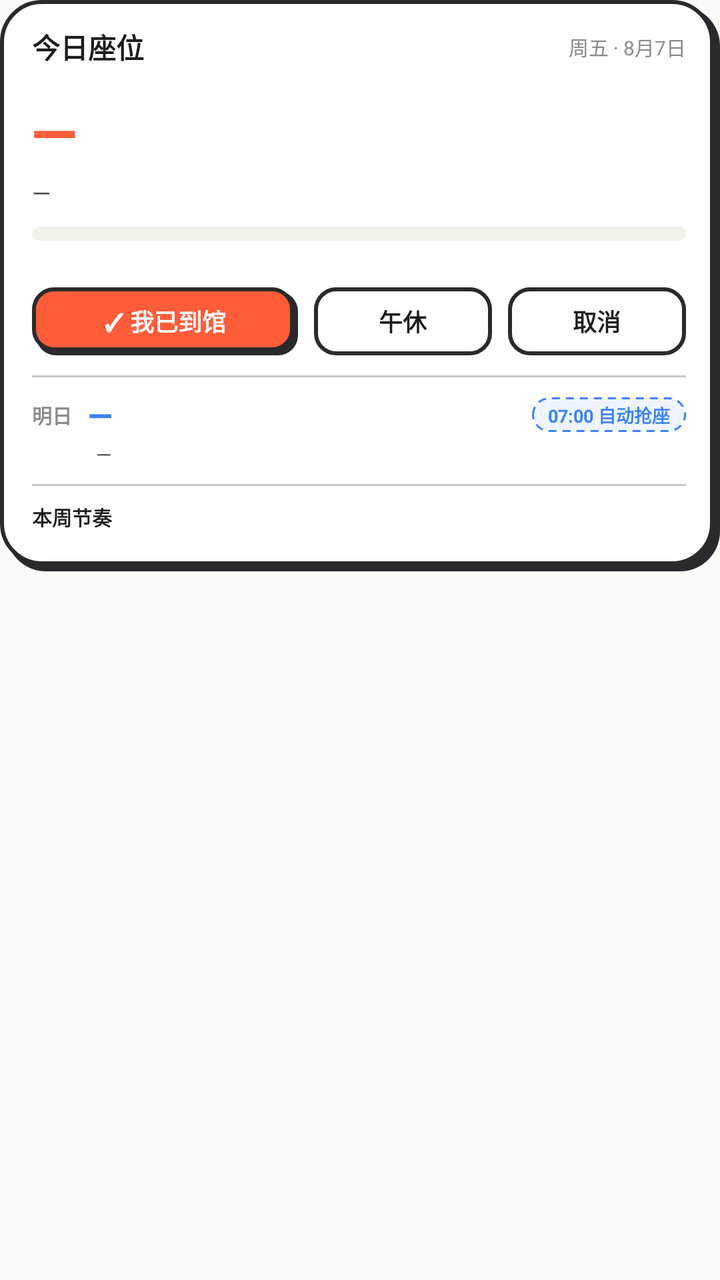
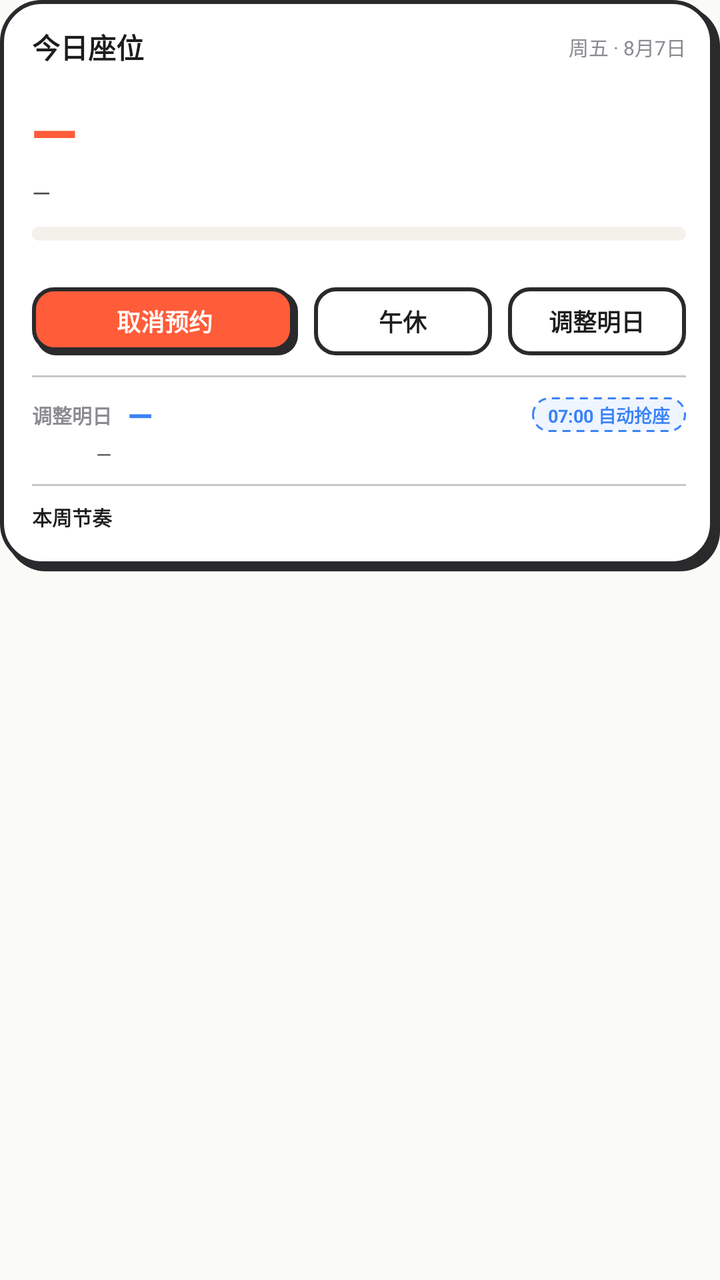

Two renders of the same Android screen: before a commit and after it. Below are the layout's source before the change and the commit's diff.
<!-- AndroidManifest.xml: application theme Theme.AutoLib -->
<!-- res/layout/widget_large.xml -->
<?xml version="1.0" encoding="utf-8"?>
<FrameLayout xmlns:android="http://schemas.android.com/apk/res/android"
    android:layout_width="match_parent"
    android:layout_height="match_parent">

<LinearLayout
    android:id="@+id/w_root"
    android:layout_width="match_parent"
    android:layout_height="wrap_content"
    android:background="@drawable/bg_widget"
    android:orientation="vertical"
    android:paddingStart="16dp"
    android:paddingTop="13dp"
    android:paddingEnd="17dp"
    android:paddingBottom="14dp">

    <LinearLayout
        android:layout_width="match_parent"
        android:layout_height="wrap_content"
        android:baselineAligned="false"
        android:gravity="center_vertical"
        android:orientation="horizontal">

        <TextView
            android:layout_width="0dp"
            android:layout_height="wrap_content"
            android:layout_weight="1"
            android:text="今日座位"
            android:textColor="@color/text_primary"
            android:textSize="14sp"
            android:textStyle="bold" />

        <TextView
            android:id="@+id/w_date"
            android:layout_width="wrap_content"
            android:layout_height="wrap_content"
            android:maxLines="1"
            android:text="周五 · 8月7日"
            android:textColor="@color/text_muted"
            android:textSize="10sp" />
    </LinearLayout>

    <LinearLayout
        android:layout_width="match_parent"
        android:layout_height="wrap_content"
        android:layout_marginTop="6dp"
        android:baselineAligned="false"
        android:gravity="center_vertical"
        android:orientation="horizontal">

        <TextView
            android:id="@+id/w_badge"
            android:layout_width="wrap_content"
            android:layout_height="wrap_content"
            android:background="@drawable/bg_widget_badge_success"
            android:maxLines="1"
            android:paddingStart="8dp"
            android:paddingTop="2dp"
            android:paddingEnd="8dp"
            android:paddingBottom="2dp"
            android:text="已预约"
            android:textColor="@color/success"
            android:textSize="9sp"
            android:textStyle="bold"
            android:visibility="gone" />

        <TextView
            android:id="@+id/w_badge2"
            android:layout_width="wrap_content"
            android:layout_height="wrap_content"
            android:layout_marginStart="6dp"
            android:background="@drawable/bg_widget_badge_danger"
            android:maxLines="1"
            android:paddingStart="8dp"
            android:paddingTop="2dp"
            android:paddingEnd="8dp"
            android:paddingBottom="2dp"
            android:text="待签到"
            android:textColor="@color/danger"
            android:textSize="9sp"
            android:textStyle="bold"
            android:visibility="gone" />
    </LinearLayout>

    <TextView
        android:id="@+id/w_seat"
        android:layout_width="match_parent"
        android:layout_height="wrap_content"
        android:layout_marginTop="6dp"
        android:ellipsize="end"
        android:fontFamily="sans-serif-medium"
        android:letterSpacing="-0.02"
        android:maxLines="1"
        android:text="—"
        android:textColor="@color/primary"
        android:textSize="30sp"
        android:textStyle="bold" />

    <TextView
        android:id="@+id/w_time"
        android:layout_width="match_parent"
        android:layout_height="wrap_content"
        android:layout_marginTop="2dp"
        android:ellipsize="end"
        android:maxLines="1"
        android:text="—"
        android:textColor="@color/text_secondary"
        android:textSize="12sp" />

    <ProgressBar
        android:id="@+id/w_progress"
        style="?android:attr/progressBarStyleHorizontal"
        android:layout_width="match_parent"
        android:layout_height="7dp"
        android:layout_marginTop="9dp"
        android:max="100"
        android:progress="0"
        android:progressDrawable="@drawable/progress_widget" />

    <LinearLayout
        android:layout_width="match_parent"
        android:layout_height="wrap_content"
        android:layout_marginTop="3dp"
        android:baselineAligned="false"
        android:orientation="horizontal">

        <TextView
            android:id="@+id/w_elapsed"
            android:layout_width="0dp"
            android:layout_height="wrap_content"
            android:layout_weight="1"
            android:maxLines="1"
            android:text=""
            android:textColor="@color/text_muted"
            android:textSize="9sp" />

        <TextView
            android:id="@+id/w_remaining"
            android:layout_width="wrap_content"
            android:layout_height="wrap_content"
            android:maxLines="1"
            android:text=""
            android:textColor="@color/primary"
            android:textSize="9sp"
            android:textStyle="bold" />
    </LinearLayout>

    <LinearLayout
        android:layout_width="match_parent"
        android:layout_height="wrap_content"
        android:layout_marginTop="8dp"
        android:baselineAligned="false"
        android:orientation="horizontal">

        <TextView
            android:id="@+id/w_action"
            android:layout_width="0dp"
            android:layout_height="34dp"
            android:layout_weight="1.5"
            android:background="@drawable/bg_widget_btn_accent"
            android:gravity="center"
            android:maxLines="1"
            android:text="✓ 我已到馆"
            android:textColor="@color/on_primary"
            android:textSize="12sp"
            android:textStyle="bold" />

        <TextView
            android:id="@+id/w_action_nap"
            android:layout_width="0dp"
            android:layout_height="34dp"
            android:layout_marginStart="8dp"
            android:layout_weight="1"
            android:background="@drawable/bg_widget_btn_outline"
            android:gravity="center"
            android:maxLines="1"
            android:text="午休"
            android:textColor="@color/text_primary"
            android:textSize="12sp"
            android:textStyle="bold" />

        <TextView
            android:id="@+id/w_action_cancel"
            android:layout_width="0dp"
            android:layout_height="34dp"
            android:layout_marginStart="8dp"
            android:layout_weight="1"
            android:background="@drawable/bg_widget_btn_outline"
            android:gravity="center"
            android:maxLines="1"
            android:text="取消"
            android:textColor="@color/text_primary"
            android:textSize="12sp"
            android:textStyle="bold" />
    </LinearLayout>

    <FrameLayout
        android:layout_width="match_parent"
        android:layout_height="1dp"
        android:layout_marginTop="10dp"
        android:background="@color/stroke_muted" />

    <LinearLayout
        android:layout_width="match_parent"
        android:layout_height="wrap_content"
        android:layout_marginTop="8dp"
        android:baselineAligned="false"
        android:gravity="center_vertical"
        android:orientation="horizontal">

        <TextView
            android:layout_width="wrap_content"
            android:layout_height="wrap_content"
            android:text="明日"
            android:textColor="@color/text_muted"
            android:textSize="10sp"
            android:textStyle="bold" />

        <TextView
            android:id="@+id/w_tmr_seat"
            android:layout_width="0dp"
            android:layout_height="wrap_content"
            android:layout_marginStart="8dp"
            android:layout_weight="1"
            android:ellipsize="end"
            android:fontFamily="sans-serif-medium"
            android:maxLines="1"
            android:text="—"
            android:textColor="@color/tomorrow"
            android:textSize="16sp"
            android:textStyle="bold" />

        <TextView
            android:id="@+id/w_tmr_pill"
            android:layout_width="wrap_content"
            android:layout_height="wrap_content"
            android:layout_marginStart="8dp"
            android:background="@drawable/bg_widget_pill_tomorrow"
            android:maxLines="1"
            android:paddingStart="8dp"
            android:paddingTop="2dp"
            android:paddingEnd="8dp"
            android:paddingBottom="2dp"
            android:text="07:00 自动抢座"
            android:textColor="@color/tomorrow"
            android:textSize="9sp"
            android:textStyle="bold" />
    </LinearLayout>

    <TextView
        android:id="@+id/w_tmr_time"
        android:layout_width="match_parent"
        android:layout_height="wrap_content"
        android:layout_marginStart="32dp"
        android:layout_marginTop="2dp"
        android:ellipsize="end"
        android:maxLines="1"
        android:text="—"
        android:textColor="@color/text_secondary"
        android:textSize="10sp" />

    <FrameLayout
        android:layout_width="match_parent"
        android:layout_height="1dp"
        android:layout_marginTop="8dp"
        android:background="@color/stroke_muted" />

    <LinearLayout
        android:layout_width="match_parent"
        android:layout_height="wrap_content"
        android:layout_marginTop="8dp"
        android:baselineAligned="false"
        android:gravity="center_vertical"
        android:orientation="horizontal">

        <TextView
            android:layout_width="wrap_content"
            android:layout_height="wrap_content"
            android:text="本周节奏"
            android:textColor="@color/text_primary"
            android:textSize="10sp"
            android:textStyle="bold" />

        <TextView
            android:id="@+id/w_week_sub"
            android:layout_width="wrap_content"
            android:layout_height="wrap_content"
            android:layout_marginStart="8dp"
            android:maxLines="1"
            android:text=""
            android:textColor="@color/text_muted"
            android:textSize="9sp" />
    </LinearLayout>

    <ImageView
        android:id="@+id/w_week_chart"
        android:layout_width="match_parent"
        android:layout_height="wrap_content"
        android:layout_marginTop="6dp"
        android:adjustViewBounds="true"
        android:contentDescription="本周节奏"
        android:scaleType="fitStart" />
</LinearLayout>
</FrameLayout>
<!-- resources referenced by this layout -->
<resources>
  <color name="danger">#E11D48</color>
  <color name="on_primary">#FFFFFF</color>
  <color name="primary">#FF5C3A</color>
  <color name="stroke_muted">#C7C7CC</color>
  <color name="success">#10B981</color>
  <color name="text_muted">#8A8A90</color>
  <color name="text_primary">#1D1D1F</color>
  <color name="text_secondary">#4A4A4F</color>
  <color name="tomorrow">#3B82F6</color>
  <!-- drawable bg_widget (drawable) -->
  <?xml version="1.0" encoding="utf-8"?>
  <layer-list xmlns:android="http://schemas.android.com/apk/res/android">
      <item
          android:left="3dp"
          android:top="3dp">
          <shape>
              <solid android:color="@color/stroke" />
              <corners android:radius="20dp" />
          </shape>
      </item>
      <item
          android:bottom="3dp"
          android:right="3dp">
          <shape>
              <solid android:color="@color/surface" />
              <stroke
                  android:width="2dp"
                  android:color="@color/stroke" />
              <corners android:radius="20dp" />
          </shape>
      </item>
  </layer-list>
  <!-- drawable bg_widget_badge_danger (drawable) -->
  <?xml version="1.0" encoding="utf-8"?>
  <shape xmlns:android="http://schemas.android.com/apk/res/android">
      <solid android:color="@color/danger_soft" />
      <stroke
          android:width="1dp"
          android:color="@color/danger" />
      <corners android:radius="20dp" />
  </shape>
  <!-- drawable bg_widget_badge_success (drawable) -->
  <?xml version="1.0" encoding="utf-8"?>
  <shape xmlns:android="http://schemas.android.com/apk/res/android">
      <solid android:color="@color/success_soft" />
      <stroke
          android:width="1dp"
          android:color="@color/success" />
      <corners android:radius="20dp" />
  </shape>
  <!-- drawable bg_widget_btn_outline (drawable) -->
  <?xml version="1.0" encoding="utf-8"?>
  <shape xmlns:android="http://schemas.android.com/apk/res/android">
      <solid android:color="@color/surface" />
      <stroke
          android:width="2dp"
          android:color="@color/stroke" />
      <corners android:radius="10dp" />
  </shape>
  <!-- drawable bg_widget_pill_tomorrow (drawable) -->
  <?xml version="1.0" encoding="utf-8"?>
  <shape xmlns:android="http://schemas.android.com/apk/res/android">
      <solid android:color="@color/tomorrow_soft" />
      <stroke
          android:width="1dp"
          android:color="@color/tomorrow"
          android:dashGap="3dp"
          android:dashWidth="4dp" />
      <corners android:radius="20dp" />
  </shape>
  <!-- drawable progress_widget (drawable) -->
  <?xml version="1.0" encoding="utf-8"?>
  <layer-list xmlns:android="http://schemas.android.com/apk/res/android">
      <item android:id="@android:id/background">
          <shape>
              <solid android:color="@color/surface_alt" />
              <corners android:radius="4dp" />
          </shape>
      </item>
      <item android:id="@android:id/progress">
          <clip>
              <shape>
                  <solid android:color="@color/primary" />
                  <corners android:radius="4dp" />
              </shape>
          </clip>
      </item>
  </layer-list>
  <color name="stroke">#2A2A2C</color>
  <color name="surface">#FFFFFF</color>
  <color name="danger_soft">#FDECF0</color>
  <color name="success_soft">#EAF9F3</color>
  <color name="tomorrow_soft">#EEF5FF</color>
  <color name="surface_alt">#F3F1EA</color>
  <color name="primary_variant">#E84A2A</color>
  <color name="background">#FAFAF7</color>
  <style name="ThemeOverlay.AutoLib.Dialog" parent="ThemeOverlay.MaterialComponents.MaterialAlertDialog">
          <item name="colorSurface">@color/background</item>
          <item name="shapeAppearanceMediumComponent">@style/ShapeAppearance.AutoLib.Large</item>
      </style>
  <style name="ShapeAppearance.AutoLib.Large" parent="ShapeAppearance.MaterialComponents.LargeComponent">
          <item name="cornerFamily">rounded</item>
          <item name="cornerSize">18dp</item>
      </style>
  <!-- unchanged entries left out for length: 2 -->
</resources>

<!-- the commit's change to res/layout/widget_large.xml (unified diff, before → after) -->
@@ -160,7 +160,7 @@
             android:background="@drawable/bg_widget_btn_accent"
             android:gravity="center"
             android:maxLines="1"
-            android:text="✓ 我已到馆"
+            android:text="取消预约"
             android:textColor="@color/on_primary"
             android:textSize="12sp"
             android:textStyle="bold" />
@@ -180,7 +180,7 @@
             android:textStyle="bold" />
 
         <TextView
-            android:id="@+id/w_action_cancel"
+            android:id="@+id/w_action_tomorrow"
             android:layout_width="0dp"
             android:layout_height="34dp"
             android:layout_marginStart="8dp"
@@ -188,7 +188,7 @@
             android:background="@drawable/bg_widget_btn_outline"
             android:gravity="center"
             android:maxLines="1"
-            android:text="取消"
+            android:text="调整明日"
             android:textColor="@color/text_primary"
             android:textSize="12sp"
             android:textStyle="bold" />
@@ -211,7 +211,7 @@
         <TextView
             android:layout_width="wrap_content"
             android:layout_height="wrap_content"
-            android:text="明日"
+            android:text="调整明日"
             android:textColor="@color/text_muted"
             android:textSize="10sp"
             android:textStyle="bold" />
